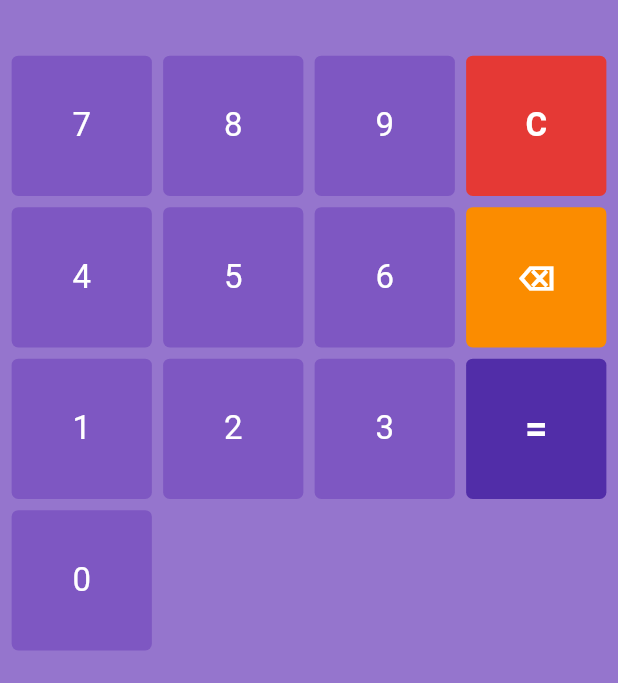
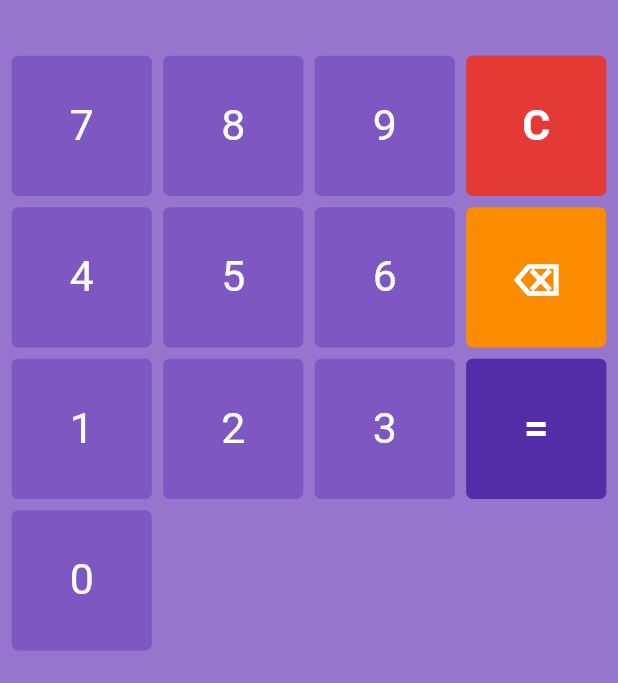
Before and after one commit to marp/matem_appka, a Flutter app: the screen it shows after launch, after a tap on "Get Started", after a tap on "Play", on a phone screen of 412 x 824 dp. Shown: the part 451-1134 px from the top of the screen. Run offline on Flutter 3.47's test engine with Material 3 defaults, Android fonts, the phone set to English and light mode, and no system bars; our stand-ins replace audioplayers, fl_chart, flutter_local_notifications, flutter_svg, flutter_timezone, google_fonts and 5 more; missing offline and left inert: back_button_interceptor; Roboto replaces fonts that are missing (DSEG14Modern, DSEG7Modern).

Commit message:
calc button size

```diff
--- a/lib/pages/game_page.dart
+++ b/lib/pages/game_page.dart
@@ -132,7 +132,6 @@ class _GamePageState extends State<GamePage> with SingleTickerProviderStateMixin
         backgroundColor: Colors.deepPurple[700],
         textColor: Colors.white,
         fontWeight: FontWeight.bold,
-        fontSize: 24,
         height: 2.0,
         onTap: () => buttonTapped('='),
       ),
--- a/lib/util/calc_button.dart
+++ b/lib/util/calc_button.dart
@@ -37,7 +37,7 @@ class _CalcButtonState extends State<CalcButton> with SingleTickerProviderStateM
     // Użyj koloru z modelu lub domyślnego na podstawie typu przycisku
     Color buttonColor = widget.buttonModel.backgroundColor ?? _getDefaultColor();
     Color textColor = widget.buttonModel.textColor ?? Colors.white;
-    double fontSize = widget.buttonModel.fontSize ?? 20;
+    double fontSize = widget.buttonModel.fontSize ?? 26;
     FontWeight fontWeight = widget.buttonModel.fontWeight ?? FontWeight.normal;
 
     return Padding(
```
